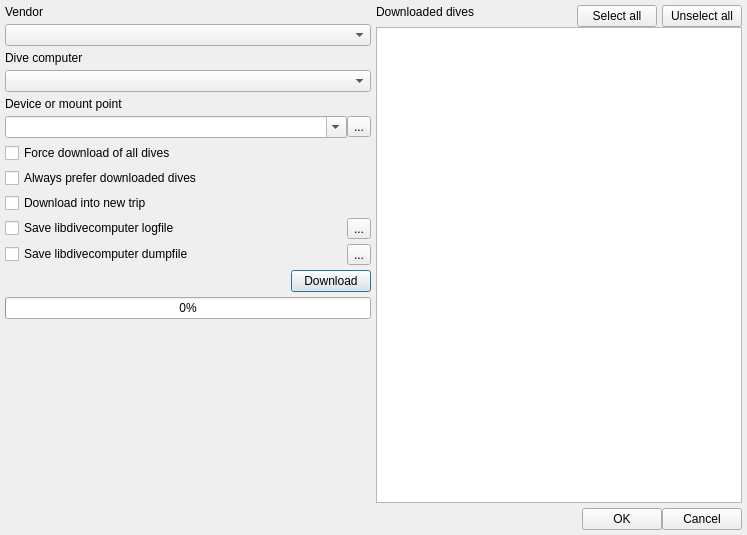
This is qt-ui/downloadfromdivecomputer.ui in subsurface/subsurface as Qt 5 draws it before an edit. The edited form follows.
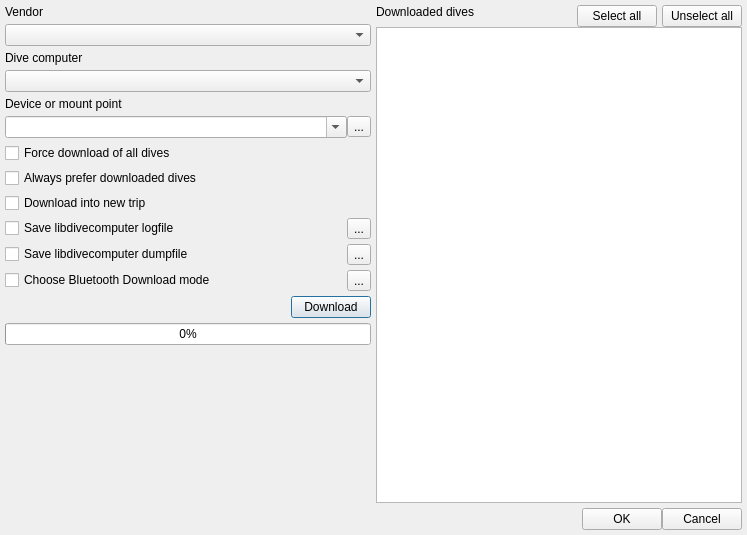
This is the edited form. Icons and pictures are not drawn.

Commit message:
Add a checkbox and a button for Bluetooth download mode
The checkbox will be used to enable the Bluetooth
downloading mode. The button will be used to create
a dialog selection where the user will be able to
scan and select remote devices.

Diff of the .ui file:
```diff
--- a/qt-ui/downloadfromdivecomputer.ui
+++ b/qt-ui/downloadfromdivecomputer.ui
@@ -116,6 +116,23 @@
            </property>
           </widget>
          </item>
+         <item row="11" column="0">
+          <widget class="QCheckBox" name="bluetoothMode">
+           <property name="text">
+            <string>Choose Bluetooth Download mode</string>
+           </property>
+          </widget>
+         </item>
+         <item row="11" column="1">
+          <widget class="QToolButton" name="chooseBluetoothDevice">
+           <property name="toolTip">
+            <string>Select a remote Bluetooth device.</string>
+           </property>
+           <property name="text">
+            <string>...</string>
+           </property>
+          </widget>
+         </item>
          <item row="0" column="0" colspan="2">
           <widget class="QLabel" name="label">
            <property name="text">
```
The commit also changes 2 other files.
